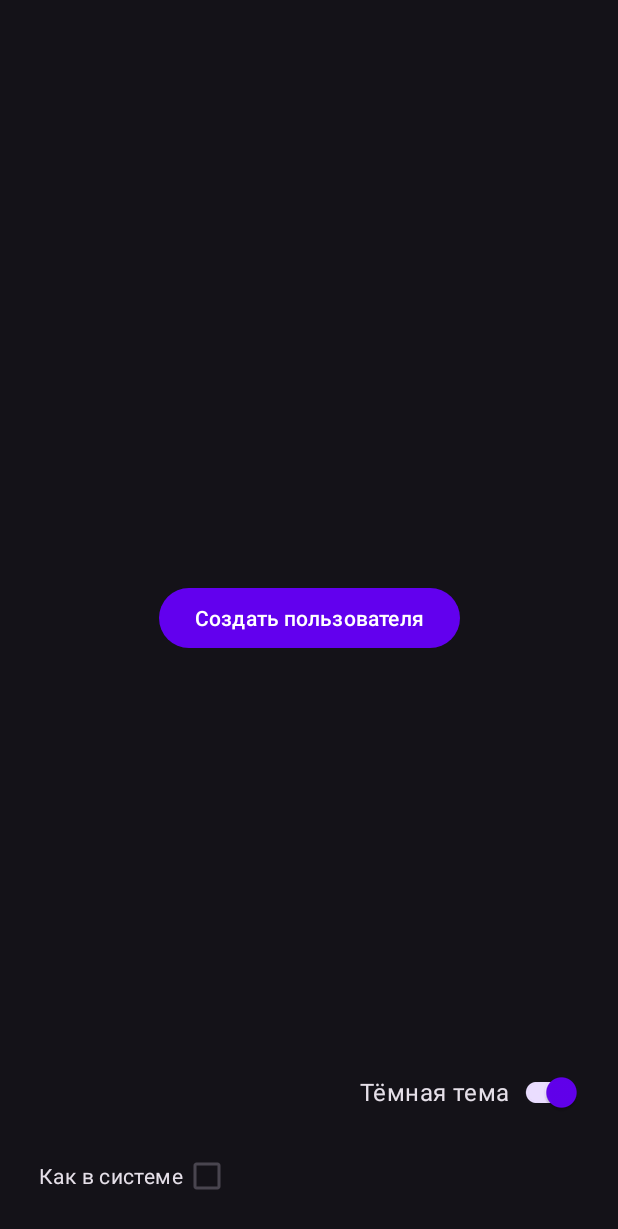
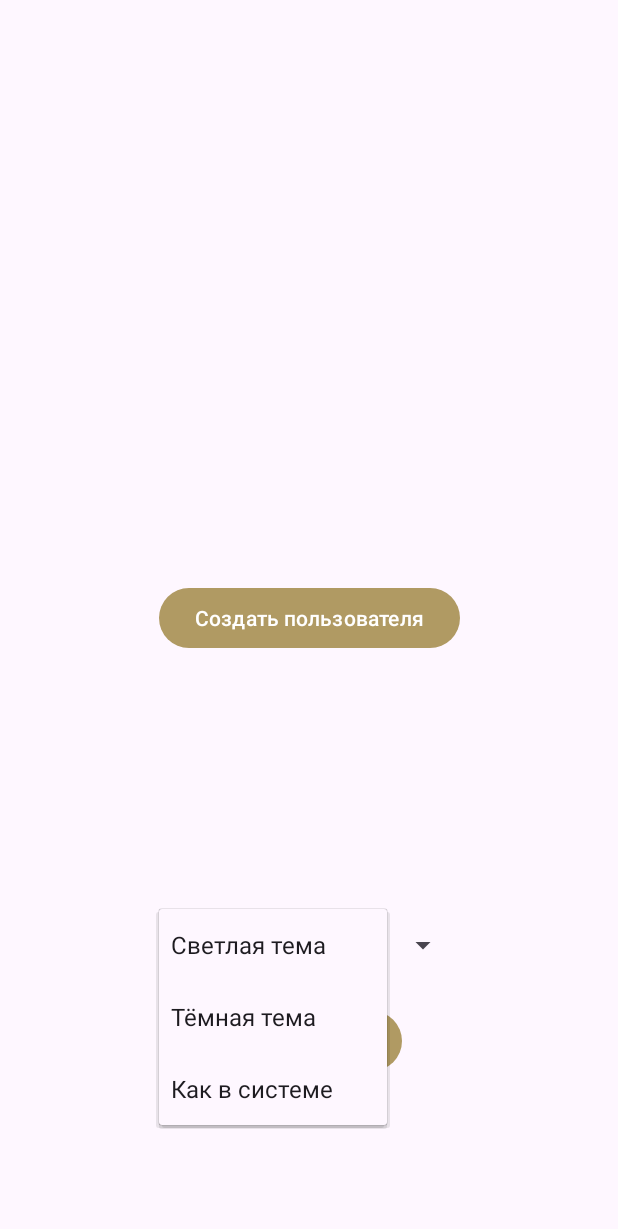
Before and after one commit to silicium93/authorization2, an Android app: the screen it shows after launch (MainActivity), after a tap on "Светлая тема", on a phone screen of 412 x 824 dp. Shown: the top 1229 px of the screen. Run offline under Robolectric (Android 15) with nearby library versions, the phone set to English and light mode, and no system bars; 2 other taps on this screen came first.

```diff
--- a/app/src/main/java/com/shabim/authorization/MainActivity.kt
+++ b/app/src/main/java/com/shabim/authorization/MainActivity.kt
@@ -3,8 +3,12 @@ package com.shabim.authorization
 import android.content.Intent
 import android.content.res.Configuration
 import android.os.Bundle
+import android.widget.Adapter
+import android.widget.AdapterView
+import android.widget.ArrayAdapter
 import android.widget.Button
 import android.widget.CheckBox
+import android.widget.Spinner
 import android.widget.Switch
 import androidx.appcompat.app.AppCompatActivity
 import androidx.appcompat.app.AppCompatDelegate
@@ -13,62 +17,37 @@ import androidx.core.view.isGone
 
 class MainActivity : AppCompatActivity() {
 
-    lateinit var buttonCreateUser : Button
-    lateinit var switchTheme: SwitchCompat
-    lateinit var checkBoxThemeInSystem : CheckBox
+    private lateinit var buttonCreateUser: Button
+    private lateinit var buttonApplyTheme: Button
+    private lateinit var spinnerThemes: Spinner
 
     override fun onCreate(savedInstanceState: Bundle?) {
         super.onCreate(savedInstanceState)
         setContentView(R.layout.activity_main)
 
         buttonCreateUser = findViewById(R.id.buttonCreateUser);
-        checkBoxThemeInSystem = findViewById(R.id.checkBoxThemeInSystem)
-        switchTheme = findViewById(R.id.switchTheme)
+        buttonApplyTheme = findViewById(R.id.buttonApplyTheme)
+        spinnerThemes = findViewById(R.id.spinner_Themes)
 
-        buttonCreateUser.setOnClickListener{
+        buttonCreateUser.setOnClickListener {
             val intent: Intent = Intent(this, EditActivity::class.java)
             startActivity(intent)
         }
 
-        checkBoxThemeInSystem.setOnClickListener(){
-            if (checkBoxThemeInSystem.isChecked) {
-                AppCompatDelegate.setDefaultNightMode(AppCompatDelegate.MODE_NIGHT_FOLLOW_SYSTEM)
+        buttonApplyTheme.setOnClickListener() {
+            when (spinnerThemes.selectedItemPosition) {
+                0 -> {
+                    AppCompatDelegate.setDefaultNightMode(AppCompatDelegate.MODE_NIGHT_NO)
+                }
+                1 -> {
+                    AppCompatDelegate.setDefaultNightMode(AppCompatDelegate.MODE_NIGHT_YES)
+                }
+                2 -> {
+                    AppCompatDelegate.setDefaultNightMode(AppCompatDelegate.MODE_NIGHT_FOLLOW_SYSTEM)
+                }
             }
-            setThemeSwitch()
-        }
-
-        switchTheme.setOnClickListener(){
-            if (checkBoxThemeInSystem.isChecked)
-                checkBoxThemeInSystem.isChecked = false
-
-            if(switchTheme.isChecked)
-                AppCompatDelegate.setDefaultNightMode(AppCompatDelegate.MODE_NIGHT_YES)
-
-            else if (!switchTheme.isChecked)
-                AppCompatDelegate.setDefaultNightMode(AppCompatDelegate.MODE_NIGHT_NO)
 
         }
 
+    }
 }
-
-    override fun onResume() {
-        super.onResume()
-        setThemeSwitch()
-    }
-
-    private fun setThemeSwitch(){
-
-        when(resources.configuration.uiMode and Configuration.UI_MODE_NIGHT_MASK){
-            Configuration.UI_MODE_NIGHT_YES -> {
-                switchTheme.isChecked = true
-                switchTheme.text = "Тёмная тема"
-            }
-            Configuration.UI_MODE_NIGHT_NO ->{
-                switchTheme.isChecked = false
-                switchTheme.text = "Светлая тема"
-            }
-        }
-
-    }
-
-    }
--- a/app/src/main/res/layout/activity_info.xml
+++ b/app/src/main/res/layout/activity_info.xml
@@ -55,7 +55,7 @@
         android:layout_width="0dp"
         android:layout_height="wrap_content"
         android:layout_margin="16dp"
-        android:text="Отправить"
+        android:text="@string/send"
         app:layout_constraintBottom_toBottomOf="parent"
         app:layout_constraintEnd_toEndOf="parent"
         app:layout_constraintStart_toStartOf="parent"
--- a/app/src/main/res/layout/activity_main.xml
+++ b/app/src/main/res/layout/activity_main.xml
@@ -10,37 +10,34 @@
         android:id="@+id/buttonCreateUser"
         android:layout_width="wrap_content"
         android:layout_height="wrap_content"
+        android:gravity="center"
         android:text="@string/createUser"
         app:layout_constraintBottom_toBottomOf="parent"
         app:layout_constraintEnd_toEndOf="parent"
         app:layout_constraintStart_toStartOf="parent"
         app:layout_constraintTop_toTopOf="parent" />
 
-    <CheckBox
-        android:id="@+id/checkBoxThemeInSystem"
+    <Spinner
+        android:id="@+id/spinner_Themes"
+        android:layout_width="200dp"
+        android:layout_height="48dp"
+        android:layout_margin="16dp"
+        android:entries="@array/spinnerChangeThemeItems"
+        android:prompt="@string/spinner_title"
+        app:layout_constraintBottom_toBottomOf="parent"
+        app:layout_constraintEnd_toEndOf="parent"
+        app:layout_constraintStart_toStartOf="parent"
+        app:layout_constraintTop_toBottomOf="@+id/buttonCreateUser" />
+
+    <Button
+        android:id="@+id/buttonApplyTheme"
         android:layout_width="wrap_content"
         android:layout_height="wrap_content"
-        android:layout_marginEnd="258dp"
-        android:layout_marginBottom="16dp"
-        android:checked="false"
-        android:layoutDirection="rtl"
-        android:text="Как в системе"
-        android:textSize="14sp"
-        app:layout_constraintBottom_toBottomOf="parent"
-        app:layout_constraintEnd_toEndOf="parent" />
-
-    <androidx.appcompat.widget.SwitchCompat
-        android:id="@+id/switchTheme"
-        android:layout_width="wrap_content"
-        android:layout_height="wrap_content"
-        android:layout_marginEnd="24dp"
-        android:layout_marginBottom="8dp"
-        android:checked="false"
-        android:enabled="true"
-        android:focusable="true"
-        android:textSize="16sp"
-        app:layout_constraintBottom_toTopOf="@+id/checkBoxThemeInSystem"
-        app:layout_constraintEnd_toEndOf="parent" />
+        android:layout_margin="16dp"
+        android:text="@string/apply"
+        app:layout_constraintEnd_toEndOf="parent"
+        app:layout_constraintStart_toStartOf="parent"
+        app:layout_constraintTop_toBottomOf="@+id/spinner_Themes" />
 
 
 </androidx.constraintlayout.widget.ConstraintLayout>
--- a/app/src/main/res/values-night/themes.xml
+++ b/app/src/main/res/values-night/themes.xml
@@ -1,15 +1,14 @@
 <resources xmlns:tools="http://schemas.android.com/tools">
 
-    implementation 'androidx.appcompat:appcompat:1.1.0-alpha05'
     <!-- Base application theme. -->
     <style name="Theme.Authorization" parent="Theme.Material3.Dark.NoActionBar">
         <!-- Primary brand color. -->
-        <item name="colorPrimary">@color/purple_500</item>
+        <item name="colorPrimary">#BDBDBD</item>
         <item name="colorPrimaryVariant">@color/black</item>
-        <item name="colorOnPrimary">@color/white</item>
+        <item name="colorOnPrimary">@color/black</item>
         <!-- Secondary brand color. -->
-        <item name="colorSecondary">@color/teal_200</item>
-        <item name="colorSecondaryVariant">@color/teal_700</item>
+        <item name="colorSecondary">#A5A5A5</item>
+        <item name="colorSecondaryVariant">#A5A5A5</item>
         <item name="colorOnSecondary">@color/black</item>
         <!-- Status bar color. -->
         <item name="android:statusBarColor">?attr/colorPrimaryVariant</item>
--- a/app/src/main/res/values/themes.xml
+++ b/app/src/main/res/values/themes.xml
@@ -1,15 +1,14 @@
 <resources xmlns:tools="http://schemas.android.com/tools">
-    implementation 'androidx.appcompat:appcompat:1.1.0-alpha05'
 
     <!-- Base application theme. -->
-    <style name="Theme.Authorization" parent="Theme.Material3.DayNight.NoActionBar">
+    <style name="Theme.Authorization" parent="Theme.Material3.Light.NoActionBar">
         <!-- Primary brand color. -->
-        <item name="colorPrimary">@color/purple_500</item>
-        <item name="colorPrimaryVariant">@color/purple_700</item>
+        <item name="colorPrimary">#B09A63</item>
+        <item name="colorPrimaryVariant">#D0C09A</item>
         <item name="colorOnPrimary">@color/white</item>
         <!-- Secondary brand color. -->
-        <item name="colorSecondary">@color/teal_200</item>
-        <item name="colorSecondaryVariant">@color/teal_700</item>
+        <item name="colorSecondary">#C5D0E6</item>
+        <item name="colorSecondaryVariant">#CCCCFF</item>
         <item name="colorOnSecondary">@color/black</item>
         <!-- Status bar color. -->
         <item name="android:statusBarColor">?attr/colorPrimaryVariant</item>
```
Also changed, not shown: app/src/main/java/com/shabim/authorization/EditActivity.kt (+13 -13 lines), app/src/main/java/com/shabim/authorization/InfoActivity.kt (+7 -5 lines), app/src/main/res/layout/activity_edit.xml (+5 -5 lines), app/src/main/res/values/strings.xml (+17 -0 lines).
